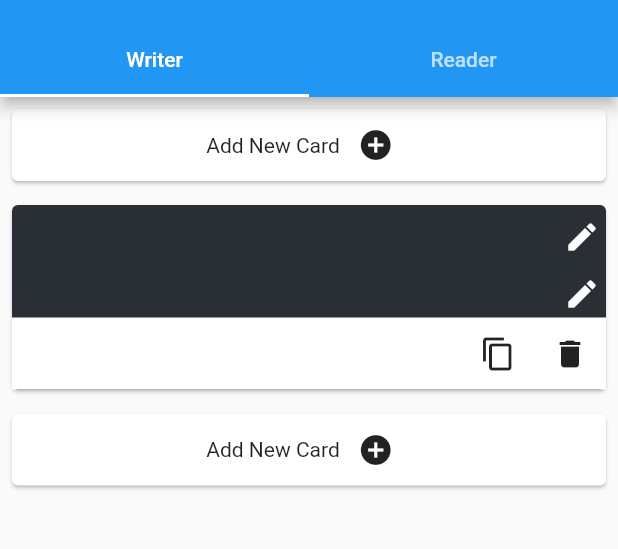
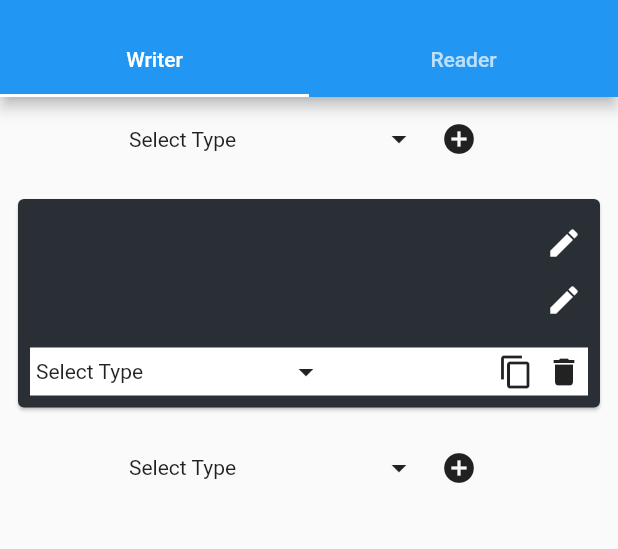
Before and after one commit to manishag777/digyed_reader, a Flutter app: the screen it shows after launch, after a tap on the "add circle" icon, on a phone screen of 412 x 824 dp, the part 59-608 px from its top. Run offline on Flutter 3.47's test engine with Material 2 defaults, Android fonts, the light colour scheme and no system bars; our stand-ins replace cached_network_image, get_it, responsive_builder.

Commit message:
Added Drop Down

```diff
--- a/lib/models/course_model.dart
+++ b/lib/models/course_model.dart
@@ -1,4 +1,5 @@
-enum CompoundType { CARD }
+enum CompoundType { COMPREHENSION, QUIZ }
+
 
 class Matter {
   List<Compound> compoundList;
@@ -54,7 +55,7 @@ Matter getMatter(){
 
   List<DyElement> elementList = [element, element];
 
-  Compound compound = Compound(CompoundType.CARD, elementList, "1");
+  Compound compound = Compound(CompoundType.COMPREHENSION, elementList, "1");
 
   List<Compound> compoundList = [compound, compound];
 
--- a/lib/view_models/writer_model.dart
+++ b/lib/view_models/writer_model.dart
@@ -17,7 +17,7 @@ class WriterModel extends ChangeNotifier {
   }
 
   void addCompound({Compound compound}){
-    Compound newCompound = new Compound(CompoundType.CARD, getDefaultElementList(), (index++).toString());
+    Compound newCompound = new Compound(CompoundType.COMPREHENSION, getDefaultElementList(), (index++).toString());
     int insertAt = compound==null ? 0: matter.compoundList.indexOf(compound) + 1;
     matter.compoundList.insert(insertAt, newCompound);
     notify();
--- a/lib/views/courses/Writer/writer.dart
+++ b/lib/views/courses/Writer/writer.dart
@@ -1,6 +1,7 @@
 import 'package:digyed_reader/constants/colors.dart';
 import 'package:digyed_reader/constants/text_style.dart';
 import 'package:digyed_reader/models/course_model.dart';
+import 'package:digyed_reader/widgets/compound_type_drop_down.dart';
 import 'package:flutter/material.dart';
 import 'package:provider/provider.dart';
 import 'package:digyed_reader/view_models/reader_model.dart';
@@ -45,13 +46,16 @@ class Writer extends StatelessWidget {
           final writerModel = Provider.of<WriterModel>(context, listen: false);
           List<DyElement> elementList = compound.elementList;
           return Column(mainAxisSize: MainAxisSize.min, children: <Widget>[
-            Padding(
-              padding: const EdgeInsets.all(4.0),
+            Container(
+              child: Padding(
+                padding: const EdgeInsets.all(8.0),
                 child: Card(
                   color: cardColor,
                   child: Column(
                     children: <Widget>[
-                    Container(
+                      Padding(
+                        padding: const EdgeInsets.all(8.0),
+                        child: Container(
                           width: double.infinity,
                           child: Column(
                               mainAxisSize: MainAxisSize.min,
@@ -59,47 +63,67 @@ class Writer extends StatelessWidget {
                                   .map((e) => elementWidget(e))
                                   .toList()),
                         ),
-                    Container(
+                      ),
+                      Padding(
+                        padding: const EdgeInsets.all(8.0),
+                        child: Container(
                           color: Colors.white,
                           child: Row(
                             mainAxisAlignment: MainAxisAlignment.end,
                             children: <Widget>[
+                              Container(
+                                  width: 200,
+                                  child: CompoundDropDown(
+                                    dropDownItemSelected: (d) {},
+                                  )),
+                              Expanded(
+                                child: Container(),
+                              ),
                               if (!isFirst)
-                            IconButton(
-                              icon: Icon(Icons.arrow_upward),
+                                _IconButton(
+                                  icon: Icon(
+                                    Icons.arrow_upward,
+                                  ),
                                   onPressed: () {
                                     writerModel.moveUp(compound);
                                   },
                                 ),
                               if (!isLast)
-                            IconButton(
+                                _IconButton(
                                   icon: Icon(Icons.arrow_downward),
                                   onPressed: () {
                                     writerModel.moveDown(compound);
                                   },
                                 ),
-                          IconButton(
+                              _IconButton(
                                 icon: Icon(Icons.content_copy),
                                 onPressed: () {
                                   writerModel.duplicate(compound);
                                 },
                               ),
-                          IconButton(
+                              _IconButton(
                                 icon: Icon(Icons.delete),
                                 onPressed: () {
                                   writerModel.delete(compound);
                                 },
-                          )
+                              ),
                             ],
+                          ),
                         ),
                       )
                     ],
                   ),
                 ),
               ),
+            ),
             compoundAdder(compound: compound)
           ]);
         },
+      );
+
+  Widget _IconButton({icon, onPressed}) => Padding(
+        padding: const EdgeInsets.all(4.0),
+        child: InkWell(child: icon, onTap: onPressed),
       );
 
   Widget elementWidget(DyElement element) => Builder(
@@ -121,15 +145,29 @@ class Writer extends StatelessWidget {
           return descriptionEditWidget(atom);
       });
 
+  InputDecoration get inpurDecoration => InputDecoration(
+    enabledBorder: const OutlineInputBorder(
+      borderSide: const BorderSide(color: Colors.white, width: 0.0),
+    ),
+    focusedBorder: const OutlineInputBorder(
+      borderSide: const BorderSide(color: Colors.white, width: 0.0),
+    ),
+    border: const OutlineInputBorder(
+        borderSide: BorderSide(color: Colors.white)),
+  );
+
   Widget headerEditWidget(Atom atom) => Focus(
         child: Builder(
           builder: (context) {
             final FocusNode focusNode = Focus.of(context);
-            final writerModel = Provider.of<WriterModel>(context, listen: false);
+            final writerModel =
+                Provider.of<WriterModel>(context, listen: false);
             return Padding(
               padding: const EdgeInsets.all(4.0),
-              child: focusNode.hasFocus ? TextField(
-                style: headingEditStyle,
+              child: focusNode.hasFocus
+                  ? TextField(
+                      autofocus: true,
+                      style: headingStyle,
                       controller: TextEditingController(text: atom.data),
                       onSubmitted: (s) {
                         writerModel.updateAtomAndNotify(atom, s);
@@ -137,22 +175,29 @@ class Writer extends StatelessWidget {
                       onChanged: (s) {
                         writerModel.updateAtom(atom, s);
                       },
-                decoration: InputDecoration(
-                    border: OutlineInputBorder(
-                        borderSide: BorderSide(color: Colors.white)),
-                    filled: true,
-                    fillColor: Colors.white),
+                      decoration: inpurDecoration,
+                      cursorColor: Colors.white,
                       maxLines: 1,
-              ): GestureDetector(
-                onTap: (){
+                    )
+                  : GestureDetector(
+                      onTap: () {
                         focusNode.requestFocus();
                       },
                       child: Row(
                         children: <Widget>[
-                  Text(atom.data, style: headingStyle,),
-                  Expanded(child: Container(),),
-                  Icon(Icons.edit, color: Colors.white, )
-                ],),
+                          Text(
+                            atom.data,
+                            style: headingStyle,
+                          ),
+                          Expanded(
+                            child: Container(),
+                          ),
+                          Icon(
+                            Icons.edit,
+                            color: Colors.white,
+                          )
+                        ],
+                      ),
                     ),
             );
           },
@@ -163,11 +208,13 @@ class Writer extends StatelessWidget {
         child: Builder(
           builder: (context) {
             final FocusNode focusNode = Focus.of(context);
-            final writerModel = Provider.of<WriterModel>(context, listen: false);
+            final writerModel =
+                Provider.of<WriterModel>(context, listen: false);
             return Padding(
               padding: const EdgeInsets.all(4.0),
-              child: focusNode.hasFocus ? TextField(
-                style: descriptionEditStyle,
+              child: focusNode.hasFocus
+                  ? TextField(
+                      style: descriptionStyle,
                       controller: TextEditingController(text: atom.data),
                       onSubmitted: (s) {
                         writerModel.updateAtomAndNotify(atom, s);
@@ -175,23 +222,30 @@ class Writer extends StatelessWidget {
                       onChanged: (s) {
                         writerModel.updateAtom(atom, s);
                       },
-                decoration: InputDecoration(
-                    border: OutlineInputBorder(
-                        borderSide: BorderSide(color: Colors.white)),
-                    filled: true,
-                    fillColor: Colors.white),
+                      decoration: inpurDecoration,
+                      cursorColor: Colors.white,
                       maxLines: null,
                       minLines: 4,
-              ): GestureDetector(
-                onTap: (){
+                    )
+                  : GestureDetector(
+                      onTap: () {
                         focusNode.requestFocus();
                       },
                       child: Row(
                         children: <Widget>[
-                    Text(atom.data, style: descriptionStyle,),
-                    Expanded(child: Container(),),
-                    Icon(Icons.edit, color: Colors.white, )
-                  ],),
+                          Text(
+                            atom.data,
+                            style: descriptionStyle,
+                          ),
+                          Expanded(
+                            child: Container(),
+                          ),
+                          Icon(
+                            Icons.edit,
+                            color: Colors.white,
+                          )
+                        ],
+                      ),
                     ),
             );
           },
@@ -203,11 +257,14 @@ class Writer extends StatelessWidget {
           final writerModel = Provider.of<WriterModel>(context, listen: false);
           return Padding(
             padding: const EdgeInsets.all(4.0),
-            child: Card(
             child: Row(
               mainAxisAlignment: MainAxisAlignment.center,
               children: <Widget>[
-                  Text('Add New Card'),
+                Container(
+                    width: 200,
+                    child: CompoundDropDown(
+                      dropDownItemSelected: (d) {},
+                    )),
                 IconButton(
                   icon: Icon(Icons.add_circle),
                   onPressed: () {
@@ -216,7 +273,6 @@ class Writer extends StatelessWidget {
                 )
               ],
             ),
-            ),
           );
         },
       );
--- /dev/null
+++ b/lib/widgets/compound_type_drop_down.dart
@@ -0,0 +1,20 @@
+import 'package:digyed_reader/models/course_model.dart';
+import 'package:flutter/material.dart';
+
+import 'drop_down.dart';
+
+class CompoundDropDown extends StatelessWidget {
+  final items = [
+    DropDownItemModel(iconData: Icons.album, id: CompoundType.COMPREHENSION.toString(), value: "Comprehension"),
+    DropDownItemModel(isDivider: true),
+    DropDownItemModel(iconData: Icons.album, id: CompoundType.QUIZ.toString(), value: "Quiz"),
+  ];
+  final Key key;
+  final DropDownItemSelected dropDownItemSelected;
+  CompoundDropDown({this.key, this.dropDownItemSelected}): super(key:key);
+
+  @override
+  Widget build(BuildContext context) {
+    return DropDown(items: items, dropDownSelected:dropDownItemSelected);
+  }
+}
--- /dev/null
+++ b/lib/widgets/drop_down.dart
@@ -0,0 +1,108 @@
+import 'package:flutter/material.dart';
+
+
+class DropDownItemModel {
+  IconData iconData;
+  String id;
+  String value;
+  bool isDivider;
+
+  DropDownItemModel(
+      {this.iconData, this.id, this.value, this.isDivider = false});
+}
+
+typedef DropDownItemSelected = void Function(DropDownItemModel value);
+
+class DropDown extends StatefulWidget {
+  final List<DropDownItemModel> items;
+  final DropDownItemSelected dropDownSelected;
+  DropDown({this.items, this.dropDownSelected});
+
+  @override
+  _DropDownState createState() => _DropDownState();
+}
+
+class _DropDownState extends State<DropDown> {
+  DropDownItemModel _selection;
+  DropDownItemSelected _dropDownSelected;
+
+  @override
+  void initState() {
+    _dropDownSelected = widget.dropDownSelected;
+    super.initState();
+  }
+
+
+  @override
+  Widget build(BuildContext context) {
+    return Padding(
+      padding: const EdgeInsets.all(4.0),
+      child: PopupMenuButton<DropDownItemModel>(
+        child: selectedItemHeader(_selection),
+        onSelected: (DropDownItemModel result) {
+          print(result.value);
+          setState(() {
+            _selection = result;
+            if(_dropDownSelected!=null){
+              _dropDownSelected(result);
+            }
+
+          });
+        },
+        itemBuilder: (BuildContext context) =>
+            widget.items.map((DropDownItemModel model) {
+              return popUpItem(model);
+            }).toList(),
+      ),
+    );
+  }
+
+  PopupMenuEntry<DropDownItemModel> popUpItem(
+      DropDownItemModel popUpItemModel) =>
+      popUpItemModel.isDivider
+          ? PopupMenuDivider()
+          : PopupMenuItem<DropDownItemModel>(
+        value: popUpItemModel,
+        child: popUpItemChild(popUpItemModel),
+      );
+
+  Widget popUpItemChild(DropDownItemModel popUpItemModel) => Container(
+    width: double.infinity,
+    child: Row(
+      children: <Widget>[
+        Icon(popUpItemModel.iconData),
+        Container(width:8.0),
+        Text(popUpItemModel.value),
+      ],
+    ),
+  );
+
+  Widget selectedItemHeader(DropDownItemModel popUpItemModel) => Container(
+    child: popUpItemModel == null
+        ?
+    Container(
+      width: double.infinity,
+      child: Row(
+        children: <Widget>[
+          Text('Select Type'),
+          Expanded(child: Container(),),
+          Icon(Icons.arrow_drop_down)
+
+        ],
+      ),
+    ) :
+    Container(
+      width: double.infinity,
+      child: Row(
+        children: <Widget>[
+          Icon(popUpItemModel.iconData),
+          Container(width:8.0),
+          Text(popUpItemModel.value),
+          Expanded(child: Container(),),
+          Icon(Icons.arrow_drop_down)
+
+        ],
+      ),
+    )
+  );
+}
```
Also changed, not shown: lib/widgets/anc.dart (deleted). Lines whose indentation alone changed are shown as unchanged.
